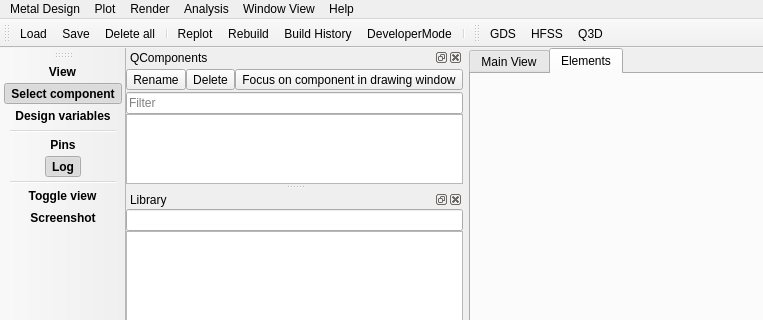
Old version of the form qiskit_metal/_gui/main_window_ui.ui in the repository qiskit-community/qiskit-metal; both pictures show x 0 to 763 and y 0 to 320 of the 1300 by 848 pixel window.
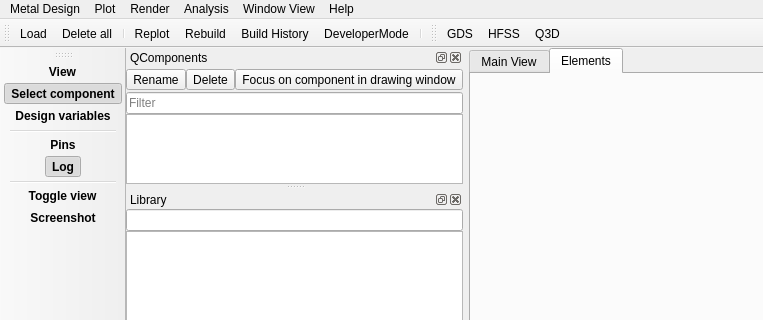
New version of the form. Icons and pictures are not drawn. Custom widgets are drawn as their Qt base class.

Patch:
```diff
--- a/qiskit_metal/_gui/main_window_ui.ui
+++ b/qiskit_metal/_gui/main_window_ui.ui
@@ -290,7 +290,6 @@
     <bool>false</bool>
    </attribute>
    <addaction name="actionLoad"/>
-   <addaction name="actionSave"/>
    <addaction name="actionDelete_All"/>
    <addaction name="separator"/>
    <addaction name="action_full_refresh"/>
```
Left out of the diff: 6 changed lines with no effect on the pictures.
